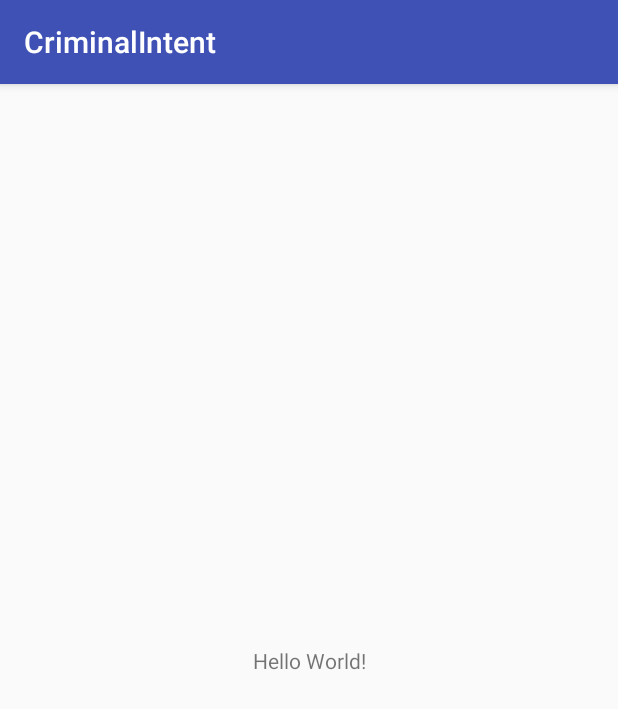
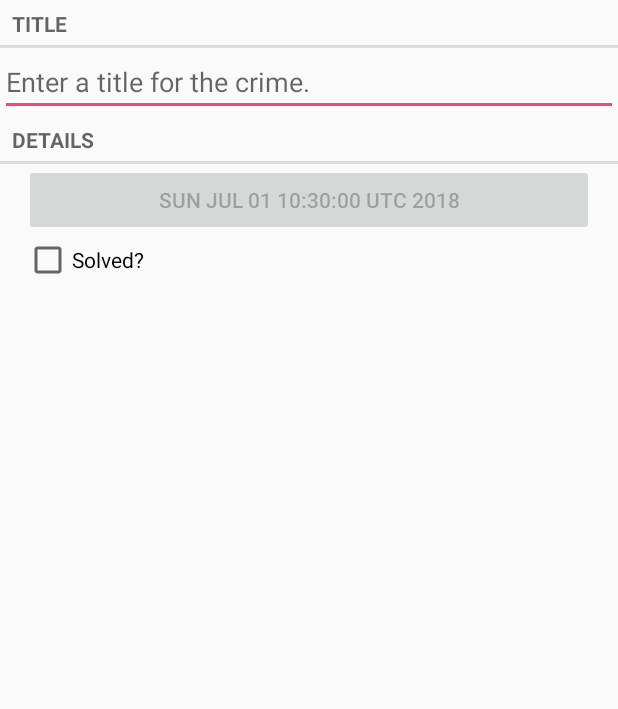
Before and after one commit to VechnayaUnost/AndroidTasks, an Android app: the screen it shows after launch (CrimeActivity), on a phone screen of 412 x 824 dp. Shown: the top 709 px of the screen. Run offline under Robolectric (Android 15) with nearby library versions, the phone set to English and light mode, and no system bars.

Commit message:
add landscape layout

```diff
--- a/app/build.gradle
+++ b/app/build.gradle
@@ -19,10 +19,11 @@ android {
 }
 
 dependencies {
-    implementation fileTree(dir: 'libs', include: ['*.jar'])
+    implementation fileTree(include: ['*.jar'], dir: 'libs')
     implementation 'com.android.support:appcompat-v7:27.1.1'
     implementation 'com.android.support.constraint:constraint-layout:1.1.2'
     testImplementation 'junit:junit:4.12'
     androidTestImplementation 'com.android.support.test:runner:1.0.2'
     androidTestImplementation 'com.android.support.test.espresso:espresso-core:3.0.2'
+    implementation 'com.android.support:support-v4:27.1.1'
 }
--- /dev/null
+++ b/app/src/main/java/com/bignerdranch/android/criminalintent/Crime.java
@@ -0,0 +1,45 @@
+package com.bignerdranch.android.criminalintent;
+
+import java.util.Date;
+import java.util.UUID;
+
+public class Crime {
+
+    private UUID mId;
+    private String mTitle;
+    private Date mDate;
+    private boolean mSolved;
+
+    public Crime() {
+        mId = UUID.randomUUID();
+        mDate = new Date();
+    }
+
+    public UUID getId() {
+        return mId;
+    }
+
+    public String getTitle() {
+        return mTitle;
+    }
+
+    public void setTitle(String title) {
+        mTitle = title;
+    }
+
+    public Date getDate() {
+        return mDate;
+    }
+
+    public void setDate(Date date) {
+        mDate = date;
+    }
+
+    public boolean isSolved() {
+        return mSolved;
+    }
+
+    public void setSolved(boolean solved) {
+        mSolved = solved;
+    }
+}
--- a/app/src/main/java/com/bignerdranch/android/criminalintent/CrimeActivity.java
+++ b/app/src/main/java/com/bignerdranch/android/criminalintent/CrimeActivity.java
@@ -1,13 +1,24 @@
 package com.bignerdranch.android.criminalintent;
 
+import android.support.v4.app.Fragment;
+import android.support.v4.app.FragmentActivity;
+import android.support.v4.app.FragmentManager;
 import android.support.v7.app.AppCompatActivity;
 import android.os.Bundle;
 
-public class CrimeActivity extends AppCompatActivity {
+public class CrimeActivity extends FragmentActivity {
 
     @Override
     protected void onCreate(Bundle savedInstanceState) {
         super.onCreate(savedInstanceState);
         setContentView(R.layout.activity_crime);
+
+        FragmentManager fm = getSupportFragmentManager();
+        Fragment fragment = fm.findFragmentById(R.id.fragmentContainer);
+
+        if (fragment == null) {
+            fragment = new CrimeFragment();
+            fm.beginTransaction().add(R.id.fragmentContainer, fragment).commit();   //TODO: "fragment transaction"
+        }
     }
 }
--- /dev/null
+++ b/app/src/main/java/com/bignerdranch/android/criminalintent/CrimeFragment.java
@@ -0,0 +1,65 @@
+package com.bignerdranch.android.criminalintent;
+
+
+import android.os.Bundle;
+import android.support.v4.app.Fragment;
+import android.text.Editable;
+import android.text.TextWatcher;
+import android.view.LayoutInflater;
+import android.view.View;
+import android.view.ViewGroup;
+import android.widget.Button;
+import android.widget.CheckBox;
+import android.widget.CompoundButton;
+import android.widget.EditText;
+
+public class CrimeFragment extends Fragment {
+
+    private Crime mCrime;
+    private EditText mTitleField;
+    private Button mDateButton;
+    private CheckBox mSolvedCheckBox;
+
+    @Override
+    public void onCreate(Bundle savedInstanceState) {
+        super.onCreate(savedInstanceState);
+        mCrime = new Crime();
+    }
+
+    @Override
+    public View onCreateView(LayoutInflater inflater, ViewGroup container, Bundle savedInstanceState) {
+        View v = inflater.inflate(R.layout.fragment_crime, container, false);
+
+        mTitleField = v.findViewById(R.id.crime_title);
+        mTitleField.addTextChangedListener(new TextWatcher() {
+            @Override
+            public void beforeTextChanged(CharSequence c, int start, int count, int after) {
+                //
+            }
+
+            @Override
+            public void onTextChanged(CharSequence c, int start, int before, int count) {
+                mCrime.setTitle(c.toString());
+            }
+
+            @Override
+            public void afterTextChanged(Editable c) {
+                //
+            }
+        });
+
+        mDateButton = v.findViewById(R.id.crime_date);
+        mDateButton.setText(mCrime.getDate().toString());
+        mDateButton.setEnabled(false);
+
+        mSolvedCheckBox = v.findViewById(R.id.crime_solved);
+        mSolvedCheckBox.setOnCheckedChangeListener(new CompoundButton.OnCheckedChangeListener() {
+            @Override
+            public void onCheckedChanged(CompoundButton buttonView, boolean isChecked) {
+                mCrime.setSolved(isChecked);
+            }
+        });
+
+        return v;
+    }
+}
--- /dev/null
+++ b/app/src/main/res/layout-land/fragment_crime.xml
@@ -0,0 +1,47 @@
+<?xml version="1.0" encoding="utf-8"?>
+<LinearLayout xmlns:android="http://schemas.android.com/apk/res/android"
+    android:orientation="vertical"
+    android:layout_width="match_parent"
+    android:layout_height="match_parent">
+    <TextView
+        android:layout_width="match_parent"
+        android:layout_height="wrap_content"
+        android:text="@string/crime_title_label"
+        style="?android:listSeparatorTextViewStyle"
+        />
+    <EditText
+        android:id="@+id/crime_title"
+        android:layout_width="match_parent"
+        android:layout_height="wrap_content"
+        android:hint="@string/crime_title_hint"
+        />
+    <TextView
+        android:layout_width="match_parent"
+        android:layout_height="wrap_content"
+        android:text="@string/crime_details_label"
+        style="?android:listSeparatorTextViewStyle"
+        />
+
+    <LinearLayout
+        android:layout_width="match_parent"
+        android:layout_height="wrap_content"
+        android:layout_marginLeft="16dp"
+        android:layout_marginRight="16dp"
+        android:orientation="horizontal">
+
+        <Button
+            android:id="@+id/crime_date"
+            android:layout_width="wrap_content"
+            android:layout_height="wrap_content"
+            android:layout_weight="1" />
+
+        <CheckBox
+            android:id="@+id/crime_solved"
+            android:layout_width="wrap_content"
+            android:layout_height="wrap_content"
+            android:layout_weight="1"
+            android:text="@string/crime_solved_label" />
+
+    </LinearLayout>
+
+</LinearLayout>
--- a/app/src/main/res/layout/activity_crime.xml
+++ b/app/src/main/res/layout/activity_crime.xml
@@ -1,18 +1,5 @@
 <?xml version="1.0" encoding="utf-8"?>
-<android.support.constraint.ConstraintLayout xmlns:android="http://schemas.android.com/apk/res/android"
-    xmlns:app="http://schemas.android.com/apk/res-auto"
-    xmlns:tools="http://schemas.android.com/tools"
+<FrameLayout xmlns:android="http://schemas.android.com/apk/res/android"
+    android:id="@+id/fragmentContainer"
     android:layout_width="match_parent"
-    android:layout_height="match_parent"
-    tools:context=".CrimeActivity">
-
-    <TextView
-        android:layout_width="wrap_content"
-        android:layout_height="wrap_content"
-        android:text="Hello World!"
-        app:layout_constraintBottom_toBottomOf="parent"
-        app:layout_constraintLeft_toLeftOf="parent"
-        app:layout_constraintRight_toRightOf="parent"
-        app:layout_constraintTop_toTopOf="parent" />
-
-</android.support.constraint.ConstraintLayout>
+    android:layout_height="match_parent"  />
--- /dev/null
+++ b/app/src/main/res/layout/fragment_crime.xml
@@ -0,0 +1,37 @@
+<?xml version="1.0" encoding="utf-8"?>
+<LinearLayout xmlns:android="http://schemas.android.com/apk/res/android"
+    android:orientation="vertical"
+    android:layout_width="match_parent"
+    android:layout_height="match_parent">
+    <TextView
+        android:layout_width="match_parent"
+        android:layout_height="wrap_content"
+        android:text="@string/crime_title_label"
+        style="?android:listSeparatorTextViewStyle"
+        />
+    <EditText
+        android:id="@+id/crime_title"
+        android:layout_width="match_parent"
+        android:layout_height="wrap_content"
+        android:hint="@string/crime_title_hint"
+        />
+    <TextView
+        android:layout_width="match_parent"
+        android:layout_height="wrap_content"
+        android:text="@string/crime_details_label"
+        style="?android:listSeparatorTextViewStyle"
+        />
+    <Button android:id="@+id/crime_date"
+        android:layout_width="match_parent"
+        android:layout_height="wrap_content"
+        android:layout_marginLeft="16dp"
+        android:layout_marginRight="16dp"
+        />
+    <CheckBox android:id="@+id/crime_solved"
+        android:layout_width="match_parent"
+        android:layout_height="wrap_content"
+        android:layout_marginLeft="16dp"
+        android:layout_marginRight="16dp"
+        android:text="@string/crime_solved_label"
+        />
+</LinearLayout>
--- a/app/src/main/res/values/strings.xml
+++ b/app/src/main/res/values/strings.xml
@@ -1,3 +1,7 @@
 <resources>
     <string name="app_name">CriminalIntent</string>
+    <string name="crime_title_hint">Enter a title for the crime.</string>
+    <string name="crime_title_label">Title</string>
+    <string name="crime_details_label">Details</string>
+    <string name="crime_solved_label">Solved?</string>
 </resources>
```
